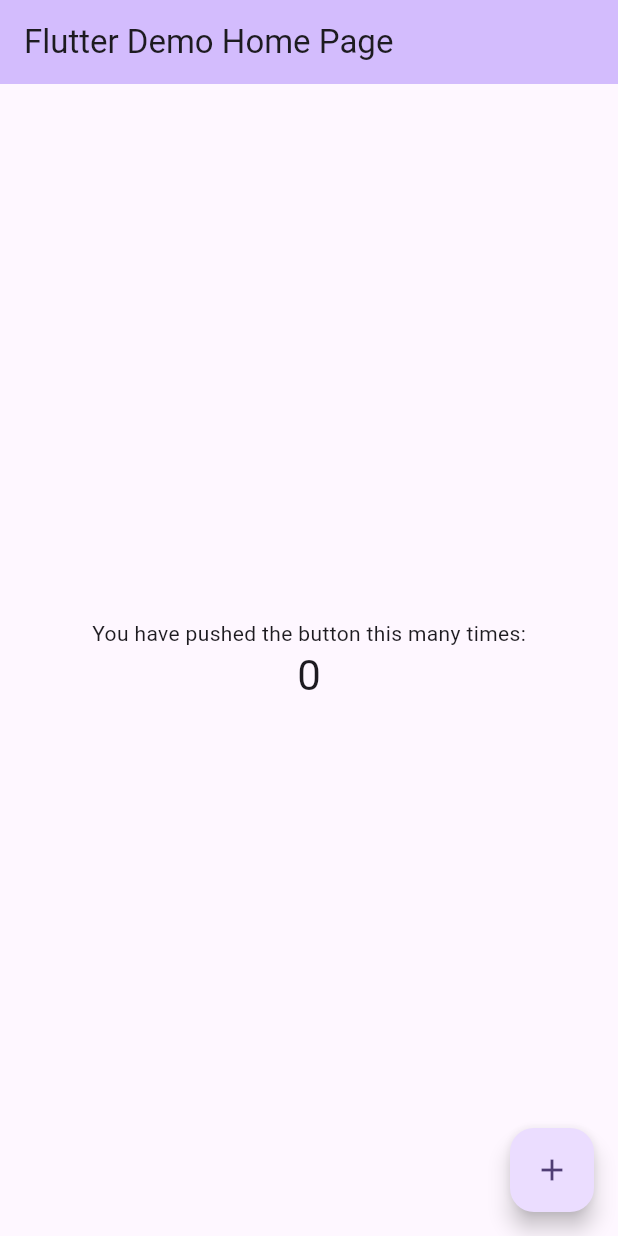
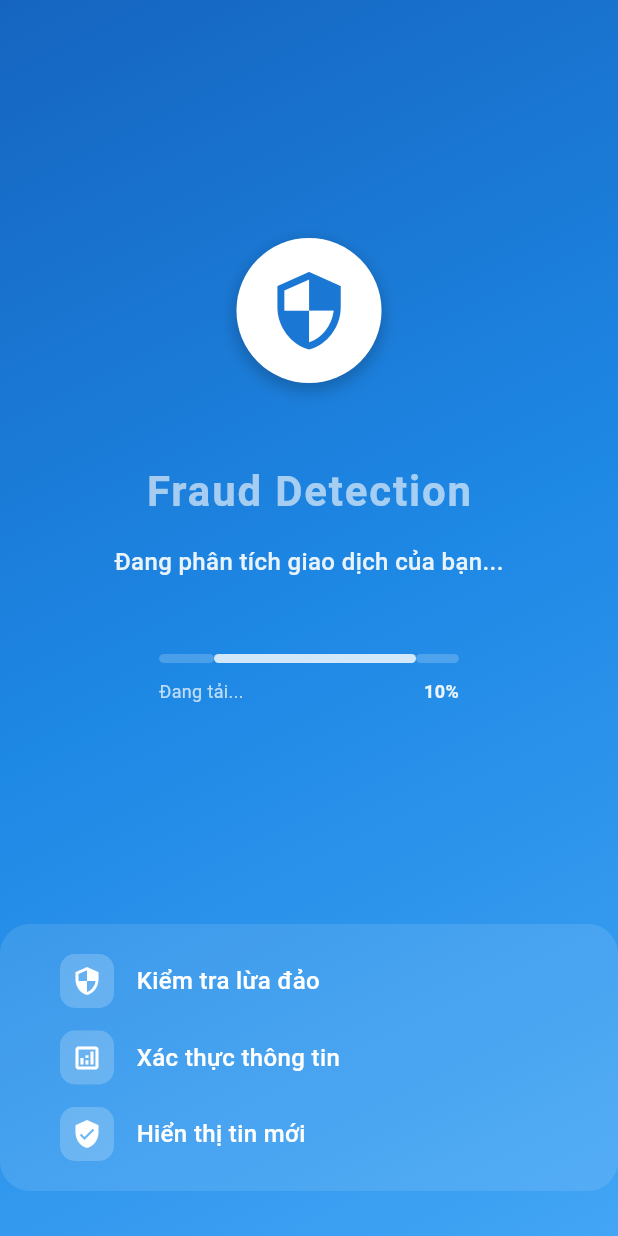
Before and after one commit to NotVNT/Fraud-Detection, a Flutter app: the screen it shows after launch, on a phone screen of 412 x 824 dp. Run offline on Flutter 3.47's test engine with Material 3 defaults, Android fonts, the phone set to English and light mode, and no system bars.

Commit message:
add_loadingScreen_21/06/2025

```diff
--- /dev/null
+++ b/lib/frontend/screens/loading_screen.dart
@@ -0,0 +1,222 @@
+import 'package:flutter/material.dart';
+
+class LoadingScreen extends StatefulWidget {
+  const LoadingScreen({super.key});
+
+  @override
+  State<LoadingScreen> createState() => _LoadingScreenState();
+}
+
+class _LoadingScreenState extends State<LoadingScreen> with SingleTickerProviderStateMixin {
+  late AnimationController _controller;
+  late Animation<double> _opacityAnimation;
+  late Animation<double> _scaleAnimation;
+  late Animation<Color?> _colorAnimation;
+
+  @override
+  void initState() {
+    super.initState();
+    _controller = AnimationController(
+      duration: const Duration(milliseconds: 2000),
+      vsync: this,
+    )..repeat(reverse: true);
+
+    _opacityAnimation = Tween<double>(begin: 0.6, end: 1.0).animate(
+      CurvedAnimation(parent: _controller, curve: Curves.easeInOut),
+    );
+
+    _scaleAnimation = Tween<double>(begin: 0.8, end: 1.1).animate(
+      CurvedAnimation(parent: _controller, curve: Curves.easeInOut),
+    );
+
+    _colorAnimation = ColorTween(
+      begin: Colors.blue[700],
+      end: Colors.blue[300],
+    ).animate(CurvedAnimation(parent: _controller, curve: Curves.easeInOut));
+  }
+
+  @override
+  void dispose() {
+    _controller.dispose();
+    super.dispose();
+  }
+
+  @override
+  Widget build(BuildContext context) {
+    return Scaffold(
+      backgroundColor: Colors.white,
+      body: Container(
+        decoration: BoxDecoration(
+          gradient: LinearGradient(
+            begin: Alignment.topLeft,
+            end: Alignment.bottomRight,
+            colors: [
+              Colors.blue[800]!,
+              Colors.blue[600]!,
+              Colors.blue[400]!,
+            ],
+          ),
+        ),
+        child: SafeArea(
+          child: Center(
+            child: Column(
+              mainAxisAlignment: MainAxisAlignment.center,
+              children: [
+                const Spacer(flex: 1),
+                _buildAnimatedLogo(),
+                const SizedBox(height: 40),
+                FadeTransition(
+                  opacity: _opacityAnimation,
+                  child: const Text(
+                    'Fraud Detection',
+                    style: TextStyle(
+                      color: Colors.white,
+                      fontSize: 28,
+                      fontWeight: FontWeight.bold,
+                      letterSpacing: 1.2,
+                    ),
+                  ),
+                ),
+                const SizedBox(height: 16),
+                Text(
+                  'Đang phân tích giao dịch của bạn...',
+                  style: TextStyle(
+                    color: Colors.white.withOpacity(0.9),
+                    fontSize: 16,
+                    fontWeight: FontWeight.w500,
+                  ),
+                ),
+                const SizedBox(height: 50),
+                _buildLoadingIndicator(),
+                const Spacer(flex: 1),
+                _buildSecurityFeatures(),
+                const SizedBox(height: 30),
+              ],
+            ),
+          ),
+        ),
+      ),
+    );
+  }
+
+  Widget _buildAnimatedLogo() {
+    return AnimatedBuilder(
+      animation: _controller,
+      builder: (context, child) {
+        return ScaleTransition(
+          scale: _scaleAnimation,
+          child: Container(
+            width: 120,
+            height: 120,
+            decoration: BoxDecoration(
+              color: Colors.white,
+              shape: BoxShape.circle,
+              boxShadow: [
+                BoxShadow(
+                  color: Colors.black.withOpacity(0.2),
+                  spreadRadius: 2,
+                  blurRadius: 10,
+                  offset: const Offset(0, 5),
+                ),
+              ],
+            ),
+            child: Center(
+              child: Icon(
+                Icons.security,
+                size: 70,
+                color: _colorAnimation.value,
+              ),
+            ),
+          ),
+        );
+      },
+    );
+  }
+
+  Widget _buildLoadingIndicator() {
+    return SizedBox(
+      width: 200,
+      child: Column(
+        children: [
+          LinearProgressIndicator(
+            backgroundColor: Colors.white.withOpacity(0.2),
+            valueColor: AlwaysStoppedAnimation<Color>(
+              Colors.white.withOpacity(0.8),
+            ),
+            minHeight: 6,
+            borderRadius: BorderRadius.circular(10),
+          ),
+          const SizedBox(height: 10),
+          Row(
+            mainAxisAlignment: MainAxisAlignment.spaceBetween,
+            children: [
+              Text(
+                'Đang tải...',
+                style: TextStyle(
+                  color: Colors.white.withOpacity(0.7),
+                  fontSize: 12,
+                ),
+              ),
+              AnimatedBuilder(
+                animation: _controller,
+                builder: (context, _) {
+                  return Text(
+                    '${(_controller.value * 100).toInt()}%',
+                    style: TextStyle(
+                      color: Colors.white.withOpacity(0.9),
+                      fontSize: 12,
+                      fontWeight: FontWeight.bold,
+                    ),
+                  );
+                },
+              ),
+            ],
+          ),
+        ],
+      ),
+    );
+  }
+
+  Widget _buildSecurityFeatures() {
+    return Container(
+      padding: const EdgeInsets.symmetric(horizontal: 40, vertical: 20),
+      decoration: BoxDecoration(
+        color: Colors.white.withOpacity(0.1),
+        borderRadius: BorderRadius.circular(20),
+      ),
+      child: Column(
+        children: [
+          _buildFeatureRow(Icons.security, 'Kiểm tra lừa đảo'),
+          const SizedBox(height: 15),
+          _buildFeatureRow(Icons.analytics_outlined, 'Xác thực thông tin'),
+          const SizedBox(height: 15),
+          _buildFeatureRow(Icons.verified_user, 'Hiển thị tin mới '),
+        ],
+      ),
+    );
+  }
+
+  Widget _buildFeatureRow(IconData icon, String text) {
+    return Row(
+      children: [
+        Container(
+          padding: const EdgeInsets.all(8),
+          decoration: BoxDecoration(
+            color: Colors.white.withOpacity(0.2),
+            borderRadius: BorderRadius.circular(10),
+          ),
+          child: Icon(icon, color: Colors.white, size: 20),
+        ),
+        const SizedBox(width: 15),
+        Text(
+          text,
+          style: const TextStyle(
+            color: Colors.white,
+            fontSize: 16,
+            fontWeight: FontWeight.w500,
+          ),
+        ),
+      ],
+    );
+  }
+}
```
Also changed, not shown: lib/main.dart (+263 -88 lines).
